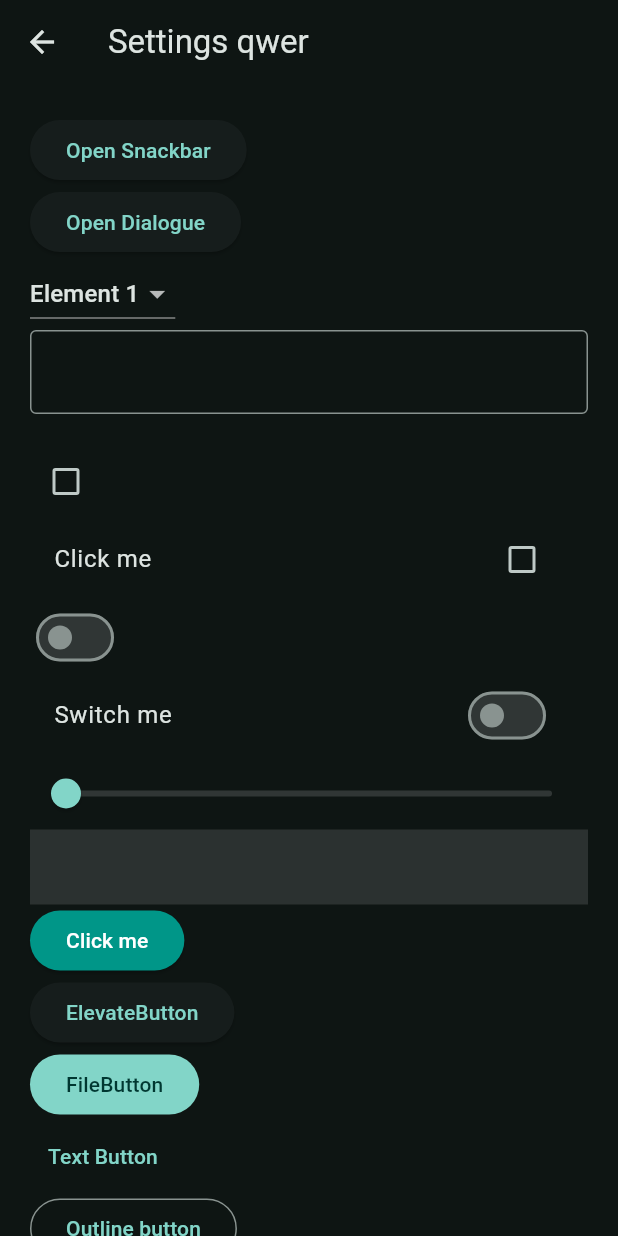
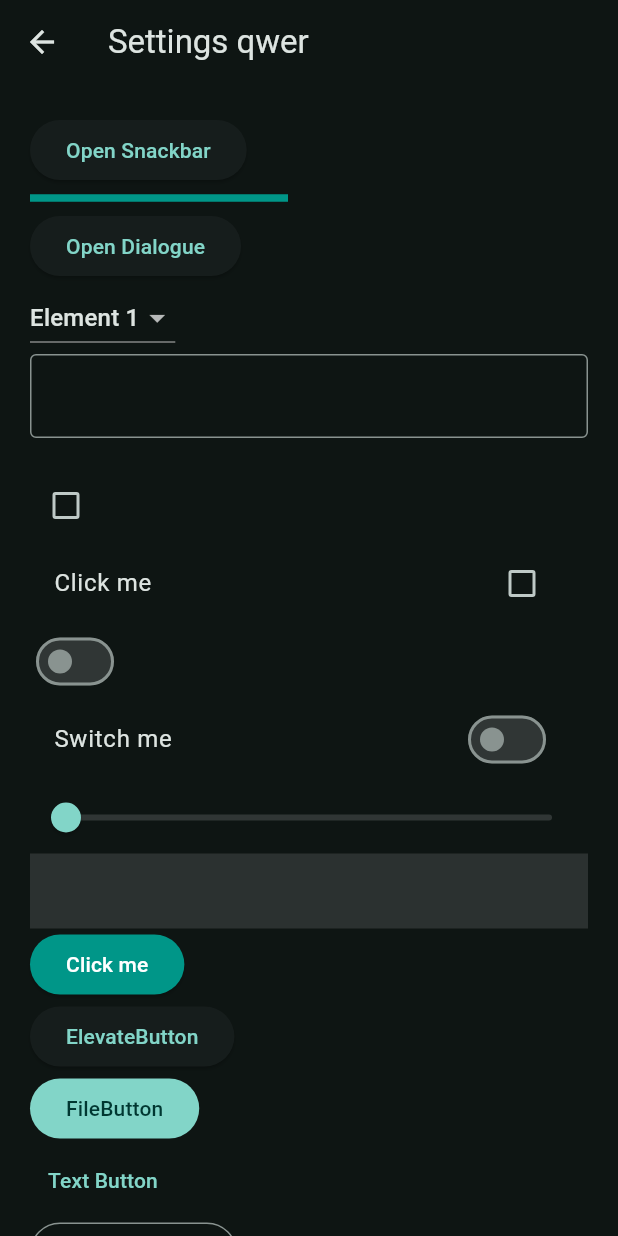
Before and after one commit to abdellahkaba/formation_flutter, a Flutter app: the WidgetTree screen opened directly, after a tap on the "settings" icon, on a phone screen of 412 x 824 dp. Run offline on Flutter 3.47's test engine with Material 3 defaults, Android fonts, the phone set to English and light mode, and no system bars; network calls fail.

Commit message:
Divder, Card and Text

```diff
--- /dev/null
+++ b/lib/data/constants.dart
@@ -0,0 +1,12 @@
+import 'package:flutter/material.dart';
+
+class KTextStyle {
+  static const TextStyle titleTealText = TextStyle(
+    color: Colors.teal,
+    fontSize: 18.0,
+    fontWeight: FontWeight.bold,
+    // letterSpacing: 10.0,
+  );
+
+  static const TextStyle descriptionText = TextStyle(fontSize: 16.0);
+}
--- a/lib/views/pages/home_page.dart
+++ b/lib/views/pages/home_page.dart
@@ -1,3 +1,4 @@
+import 'package:demo/data/constants.dart';
 import 'package:demo/views/widgets/hero_widget.dart';
 import 'package:flutter/material.dart';
 
@@ -8,7 +9,30 @@ class HomePage extends StatelessWidget {
   Widget build(BuildContext context) {
     return Padding(
       padding: const EdgeInsets.all(20.0),
-      child: Column(children: [HeroWidget()]),
+      child: Column(
+        children: [
+          HeroWidget(),
+          Container(
+            width: double.infinity,
+            padding: EdgeInsets.symmetric(vertical: 10.0),
+            child: Card(
+              child: Padding(
+                padding: EdgeInsets.all(20.0),
+                child: Column(
+                  crossAxisAlignment: CrossAxisAlignment.start,
+                  children: [
+                    Text('Basic Layout', style: KTextStyle.titleTealText),
+                    Text(
+                      'The Description of this',
+                      style: KTextStyle.descriptionText,
+                    ),
+                  ],
+                ),
+              ),
+            ),
+          ),
+        ],
+      ),
     );
   }
 }
--- a/lib/views/pages/settings_page.dart
+++ b/lib/views/pages/settings_page.dart
@@ -46,6 +46,7 @@ class _SettingsPageState extends State<SettingsPage> {
                 },
                 child: Text("Open Snackbar"),
               ),
+              Divider(color: Colors.teal, thickness: 5.0, endIndent: 200.0),
               ElevatedButton(
                 onPressed: () {
                   showDialog(
```
